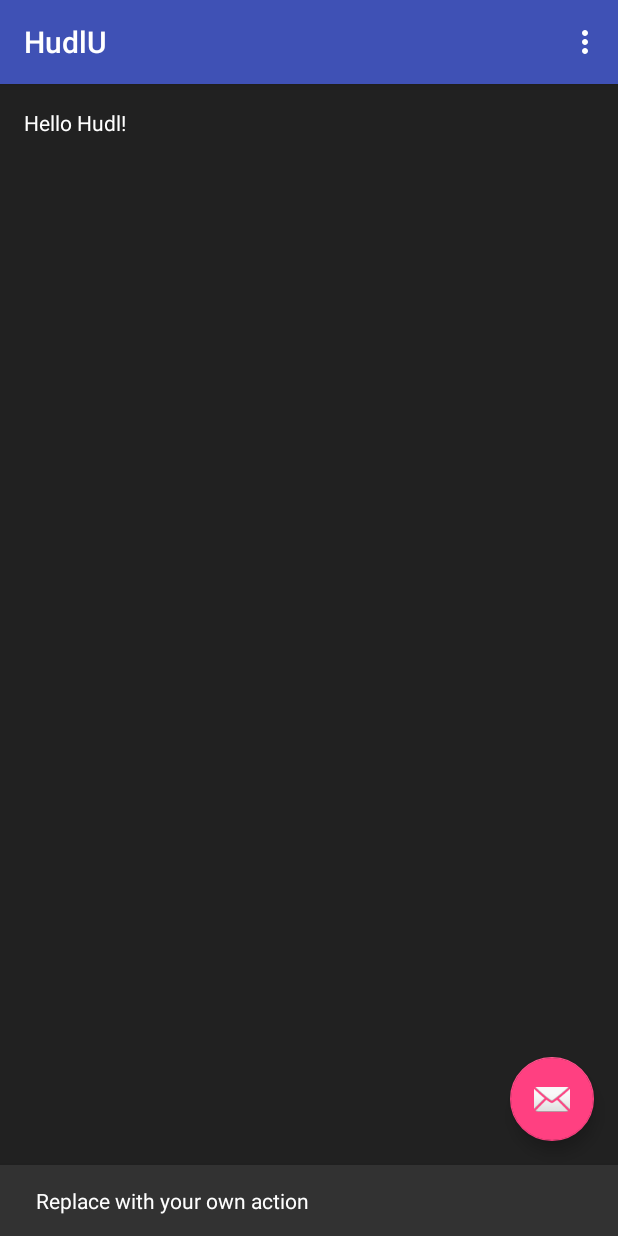
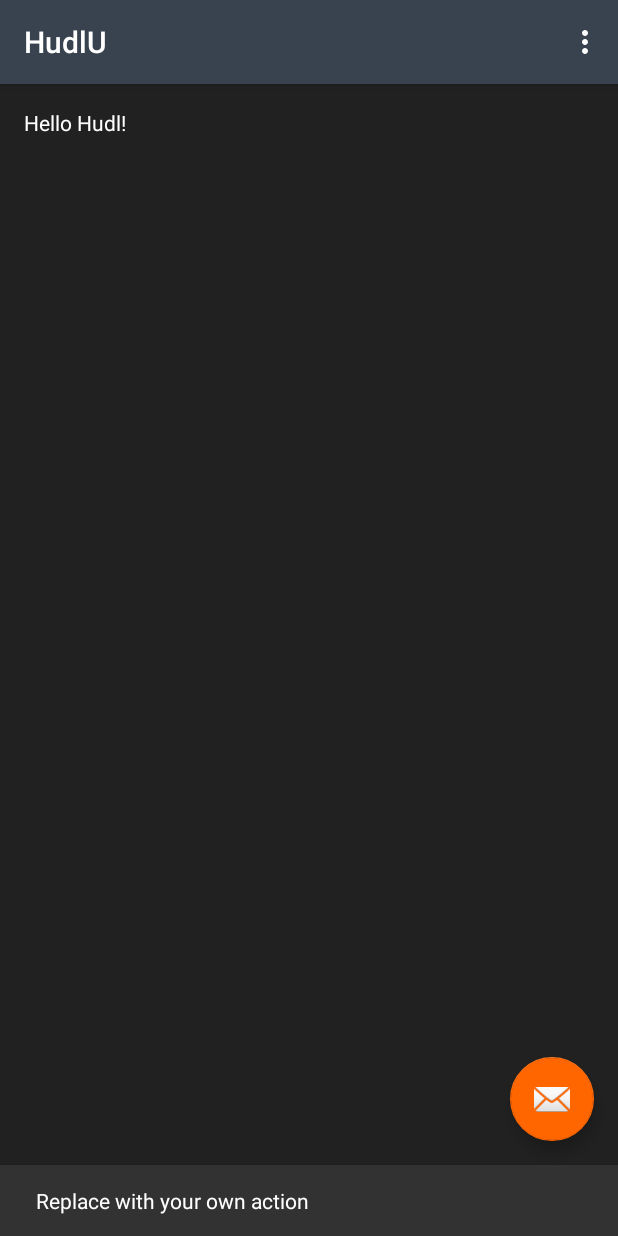
Before and after one commit to ashlyn/HudlU-AndroidDev, an Android app: the screen it shows after launch (MainActivity), after a tap on an icon or button, on a phone screen of 412 x 824 dp. Run offline under Robolectric (Android 15) with nearby library versions, the phone set to English and light mode, and no system bars.

Commit message:
Update theme colors

```diff
--- a/HudlU/app/src/main/res/values/colors.xml
+++ b/HudlU/app/src/main/res/values/colors.xml
@@ -1,6 +1,6 @@
 <?xml version="1.0" encoding="utf-8"?>
 <resources>
-    <color name="colorPrimary">#3F51B5</color>
-    <color name="colorPrimaryDark">#303F9F</color>
-    <color name="colorAccent">#FF4081</color>
+    <color name="colorPrimary">#38434f</color>
+    <color name="colorPrimaryDark">#232a31</color>
+    <color name="colorAccent">#ff6600</color>
 </resources>
--- a/HudlU/app/src/main/res/values/styles.xml
+++ b/HudlU/app/src/main/res/values/styles.xml
@@ -17,4 +17,6 @@
 
     <style name="AppTheme.PopupOverlay" parent="ThemeOverlay.AppCompat.Light" />
 
+    <style name="HudlU" parent="AppTheme" />
+
 </resources>
```
